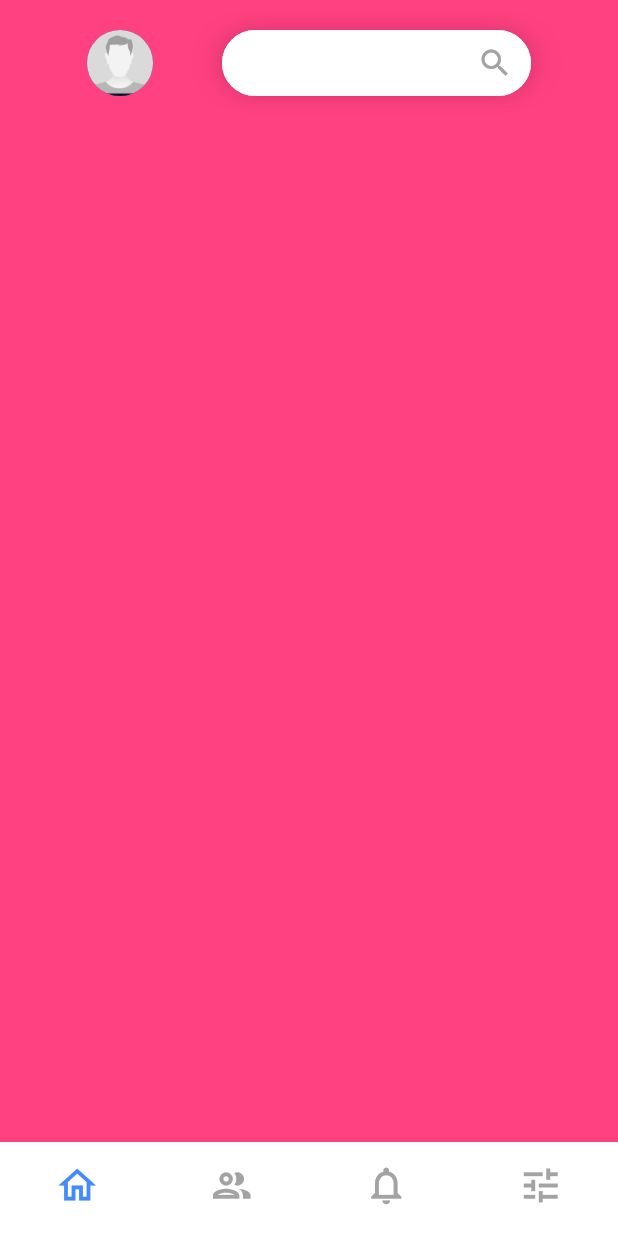
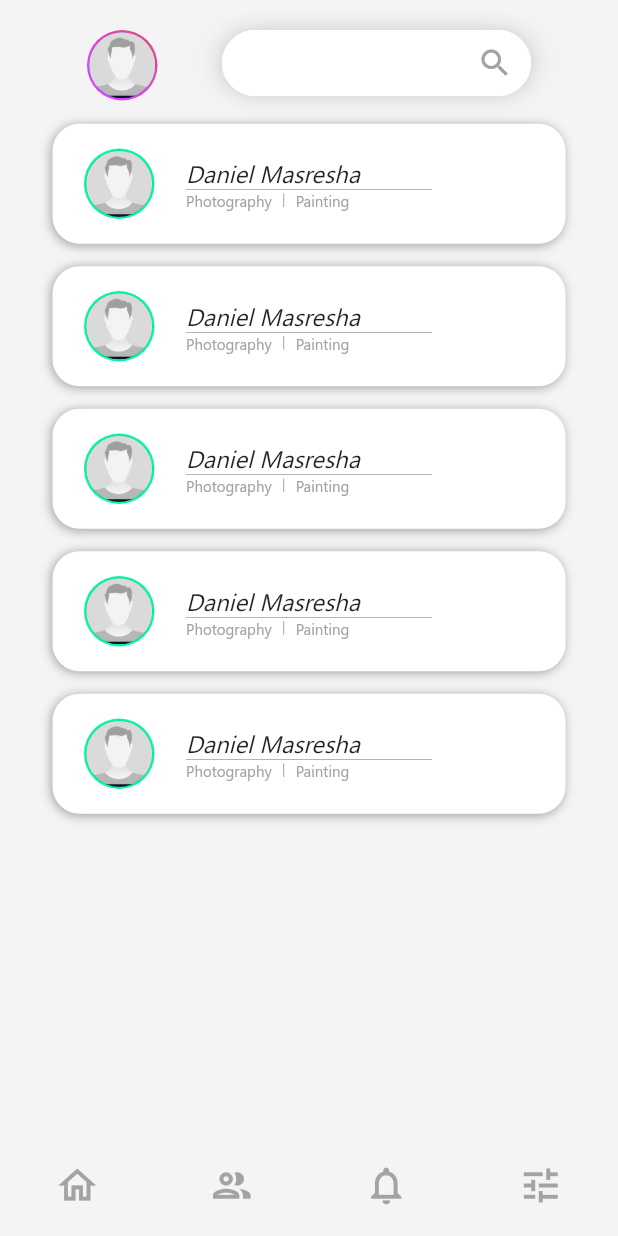
Before and after one commit to abene42/intern, a Flutter app: the screen it shows after launch, on a phone screen of 412 x 824 dp. Run offline on Flutter 3.47's test engine with Material 2 defaults, Android fonts, the phone set to English and light mode, and no system bars; our stand-ins replace get; missing offline and left inert: colorful_safe_area.

Commit message:
feat: search result section and card with their animations

```diff
--- a/lib/pages/search-page/search_page.dart
+++ b/lib/pages/search-page/search_page.dart
@@ -1,30 +1,42 @@
 import 'package:colorful_safe_area/colorful_safe_area.dart';
 import 'package:flutter/material.dart';
 import 'package:get/get.dart';
+import 'package:intern/pages/search-page/search_page_controller.dart';
+import 'package:intern/widgets/profile_photo_avatar/profile_photo_avatar.dart';
 import 'package:intern/widgets/search_bar/search_bar.dart';
+import 'package:intern/widgets/search_result_section/search_result_section.dart';
 
 class SearchPage extends StatefulWidget {
-  SearchPage({Key? key}) : super(key: key);
+  const SearchPage({Key? key}) : super(key: key);
 
   @override
   State<SearchPage> createState() => _SearchPageState();
 }
 
-class _SearchPageState extends State<SearchPage> {
+class _SearchPageState extends State<SearchPage> with TickerProviderStateMixin {
+  late AnimationController _animationController;
+  late final SearchPageController _searchPageController;
+
+  @override
+  void initState() {
+    // TODO: implement initState
+    _animationController = AnimationController(
+        duration: const Duration(milliseconds: 800), vsync: this);
+    _searchPageController =
+        SearchPageController(animationController: _animationController);
+    super.initState();
+  }
+
   @override
   Widget build(BuildContext context) {
     return ColorfulSafeArea(
-      color: Colors.white,
+      color: const Color(0xffF4F4F4),
       child: Scaffold(
-        backgroundColor: Colors.white,
-        body: SingleChildScrollView(
-          child: Stack(
+        backgroundColor: const Color(0xffF4F4F4),
+        body: Stack(
           children: [
-              Container(
-                color: Colors.pinkAccent,
-                width: Get.width,
-                height: Get.height,
-                // margin: EdgeInsets.only(top: 80),
+            SearchResultSection(
+              searchPageController: _searchPageController,
             ),
             Container(
               width: Get.width,
@@ -34,18 +46,22 @@ class _SearchPageState extends State<SearchPage> {
                 crossAxisAlignment: CrossAxisAlignment.start,
                 children: [
                   Row(
-                      children: const [
-                        CircleAvatar(
-                          backgroundImage: AssetImage(
-                              'assets/images/person_placeholder.png'),
-                          radius: 22,
+                    children: [
+                      ProfilePhotoAvatar(
+                        imageUrl: 'assets/images/person_placeholder.png',
+                        colors: const [
+                          Colors.purpleAccent,
+                          Colors.red,
+                        ],
                       ),
                     ],
                   ),
                   Row(
                     mainAxisAlignment: MainAxisAlignment.spaceBetween,
-                      children: const [
-                        SearchBar(),
+                    children: [
+                      SearchBar(
+                        searchPageController: _searchPageController,
+                      ),
                     ],
                   ),
                 ],
@@ -53,14 +69,13 @@ class _SearchPageState extends State<SearchPage> {
             ),
           ],
         ),
-        ),
         resizeToAvoidBottomInset: true,
         bottomNavigationBar: BottomNavigationBar(
           backgroundColor: Colors.transparent,
           elevation: 0,
           type: BottomNavigationBarType.fixed,
-          selectedItemColor: Colors.blueAccent,
-          unselectedItemColor: Color(0xffA3A3A3),
+          selectedItemColor: const Color(0xffA3A3A3),
+          unselectedItemColor: const Color(0xffA3A3A3),
           iconSize: 30,
           showSelectedLabels: false,
           showUnselectedLabels: false,
--- /dev/null
+++ b/lib/pages/search-page/search_page_controller.dart
@@ -0,0 +1,54 @@
+import 'package:flutter/material.dart';
+import 'package:get/get.dart';
+
+class SearchPageController extends GetxController {
+  // State variable for the searching state
+  var isSearching = false.obs;
+
+  // Focus node for search bar text field
+  late FocusNode focusNode = FocusNode();
+  late TextEditingController searchFieldController = TextEditingController();
+
+  // Animation controller for all animations happening on the search page
+  AnimationController animationController;
+
+  SearchPageController({required this.animationController});
+
+  // Toggle the isSearching state variable
+  toggleIsSearching() {
+    isSearching.value = !isSearching.value;
+    if (isSearching.isTrue) {
+      playAnimationForward();
+    } else {
+      playAnimationReverse();
+    }
+  }
+
+  // Animation for the search recommendations to pop out
+  void playAnimationForward() async {
+    try {
+      focusNode.requestFocus();
+      await animationController.forward().orCancel;
+      isSearching.value = true;
+    } on TickerCanceled {
+      // the animation got canceled, probably because it was disposed of
+    }
+  }
+
+  // Animation for the search recommendations to pop back in
+  void playAnimationReverse() async {
+    try {
+      await animationController.reverse().orCancel;
+      isSearching.value = false;
+      focusNode.unfocus();
+    } on TickerCanceled {
+      // the animation got canceled, probably because it was disposed of
+    }
+  }
+
+  // Sets the text field value to the clicked text and removes the search recommendations
+  searchItemClicked({required String text}) {
+    playAnimationReverse();
+    searchFieldController.text = text;
+  }
+}
--- /dev/null
+++ b/lib/widgets/profile_photo_avatar/profile_photo_avatar.dart
@@ -0,0 +1,28 @@
+import 'package:flutter/material.dart';
+
+class ProfilePhotoAvatar extends StatelessWidget {
+  final String imageUrl;
+  List<Color> colors;
+
+  ProfilePhotoAvatar({Key? key, required this.imageUrl, required this.colors})
+      : super(key: key);
+
+  @override
+  Widget build(BuildContext context) {
+    return Container(
+      padding: const EdgeInsets.all(1.5),
+      decoration: BoxDecoration(
+        gradient: LinearGradient(
+          colors: colors,
+          begin: const Alignment(0, 1),
+          end: const Alignment(2, -1),
+        ),
+        borderRadius: BorderRadius.circular(100),
+      ),
+      child: CircleAvatar(
+        backgroundImage: AssetImage(imageUrl),
+        radius: 22,
+      ),
+    );
+  }
+}
--- a/lib/widgets/search_bar/search_bar.dart
+++ b/lib/widgets/search_bar/search_bar.dart
@@ -1,9 +1,10 @@
 import 'package:flutter/material.dart';
-import 'package:get/get.dart';
-import 'package:intern/widgets/search_bar/search_controller.dart';
+import 'package:intern/pages/search-page/search_page_controller.dart';
 
 class SearchBar extends StatefulWidget {
-  const SearchBar({Key? key}) : super(key: key);
+  final SearchPageController searchPageController;
+  const SearchBar({Key? key, required this.searchPageController})
+      : super(key: key);
 
   @override
   _SearchBarState createState() => _SearchBarState();
@@ -13,22 +14,20 @@ class _SearchBarState extends State<SearchBar> with TickerProviderStateMixin {
   late final Animation<double> height;
   late final Animation<double> opacity;
   late final Animation<EdgeInsets> textAlignment;
-  late AnimationController _animationController;
-  SearchController searchController = SearchController();
-
+  late SearchPageController searchPageController = widget.searchPageController;
   @override
   void initState() {
     // TODO: implement initState
-    super.initState();
+    searchPageController = widget.searchPageController;
 
     //Focus node for the text field
-    searchController.focusNode = FocusNode();
+    searchPageController.focusNode = FocusNode();
 
     // Controller for the text field
-    searchController.searchFieldController = TextEditingController();
+    searchPageController.searchFieldController = TextEditingController();
 
     // Animation Controller
-    _animationController = AnimationController(
+    searchPageController.animationController = AnimationController(
         duration: const Duration(milliseconds: 800), vsync: this);
 
     // Height animation for the texts
@@ -37,7 +36,7 @@ class _SearchBarState extends State<SearchBar> with TickerProviderStateMixin {
       end: 130,
     ).animate(
       CurvedAnimation(
-        parent: _animationController,
+        parent: searchPageController.animationController,
         curve: const Interval(
           0.0,
           0.400,
@@ -52,7 +51,7 @@ class _SearchBarState extends State<SearchBar> with TickerProviderStateMixin {
       end: 1.0,
     ).animate(
       CurvedAnimation(
-        parent: _animationController,
+        parent: searchPageController.animationController,
         curve: const Interval(
           0.401,
           0.600,
@@ -67,7 +66,7 @@ class _SearchBarState extends State<SearchBar> with TickerProviderStateMixin {
       end: const EdgeInsets.only(left: 36),
     ).animate(
       CurvedAnimation(
-        parent: _animationController,
+        parent: searchPageController.animationController,
         curve: const Interval(
           0.401,
           0.600,
@@ -75,20 +74,23 @@ class _SearchBarState extends State<SearchBar> with TickerProviderStateMixin {
         ),
       ),
     );
+
+    super.initState();
   }
 
   @override
   void dispose() {
     // TODO: implement dispose
     super.dispose();
-    _animationController.dispose();
-    searchController.focusNode.dispose();
+    searchPageController.animationController.dispose();
+    searchPageController.focusNode.dispose();
   }
 
   @override
   Widget build(BuildContext context) {
     return AnimatedBuilder(
-        animation: _animationController, builder: _buildAnimation);
+        animation: searchPageController.animationController,
+        builder: _buildAnimation);
   }
 
   Widget _buildAnimation(BuildContext context, Widget? child) {
@@ -112,7 +114,7 @@ class _SearchBarState extends State<SearchBar> with TickerProviderStateMixin {
             padding: textAlignment.value,
             height: height.value,
             width: 206,
-            margin: EdgeInsets.only(top: 22),
+            margin: const EdgeInsets.only(top: 22),
             decoration: const BoxDecoration(
               color: Colors.white,
               borderRadius: BorderRadius.only(
@@ -129,8 +131,8 @@ class _SearchBarState extends State<SearchBar> with TickerProviderStateMixin {
                 crossAxisAlignment: CrossAxisAlignment.start,
                 children: [
                   InkWell(
-                    onTap: () => searchController.searchItemClicked(
-                        text: '#Nearby', controller: _animationController),
+                    onTap: () =>
+                        searchPageController.searchItemClicked(text: '#Nearby'),
                     child: const Text(
                       '#Nearby',
                       style: TextStyle(
@@ -144,8 +146,8 @@ class _SearchBarState extends State<SearchBar> with TickerProviderStateMixin {
                     thickness: 1,
                   ),
                   InkWell(
-                    onTap: () => searchController.searchItemClicked(
-                        text: '#Home', controller: _animationController),
+                    onTap: () =>
+                        searchPageController.searchItemClicked(text: '#Home'),
                     child: const Text(
                       '#Home',
                       style: TextStyle(
@@ -175,9 +177,17 @@ class _SearchBarState extends State<SearchBar> with TickerProviderStateMixin {
                 ],
                 borderRadius: BorderRadius.circular(40),
               ),
+              child: Focus(
+                onFocusChange: (focus) => focus
+                    ? searchPageController.playAnimationForward()
+                    : searchPageController.playAnimationReverse(),
                 child: TextFormField(
-                focusNode: searchController.focusNode,
-                controller: searchController.searchFieldController,
+                  focusNode: searchPageController.focusNode,
+                  controller: searchPageController.searchFieldController,
+                  style: const TextStyle(
+                    fontSize: 12,
+                    color: Color(0xffA3A3A3),
+                  ),
                   decoration: InputDecoration(
                     filled: true,
                     fillColor: Colors.white,
@@ -188,13 +198,7 @@ class _SearchBarState extends State<SearchBar> with TickerProviderStateMixin {
                         splashColor: Colors.transparent,
                         splashRadius: 0.1,
                         onPressed: () {
-                        searchController.isSearching.isTrue
-                            ? searchController.playAnimationReverse(
-                                focusNode: searchController.focusNode,
-                                controller: _animationController)
-                            : searchController.playAnimationForward(
-                                focusNode: searchController.focusNode,
-                                controller: _animationController);
+                          searchPageController.toggleIsSearching();
                         }),
                     enabledBorder: OutlineInputBorder(
                       borderRadius: BorderRadius.circular(40),
@@ -219,6 +223,7 @@ class _SearchBarState extends State<SearchBar> with TickerProviderStateMixin {
                   ),
                 ),
               ),
+            ),
           ],
         ),
       ],
--- a/lib/widgets/search_bar/search_controller.dart
+++ b/lib/widgets/search_bar/search_controller.dart
@@ -1,41 +1,3 @@
-import 'package:flutter/cupertino.dart';
 import 'package:get/get.dart';
 
-class SearchController extends GetxController {
-  var isSearching = false.obs;
-  late FocusNode focusNode = FocusNode();
-  late TextEditingController searchFieldController = TextEditingController();
-
-  // Animation for the search recommendations to pop out
-  void playAnimationForward(
-      {required FocusNode focusNode,
-      required AnimationController controller}) async {
-    try {
-      focusNode.requestFocus();
-      await controller.forward().orCancel;
-      isSearching.value = true;
-    } on TickerCanceled {
-      // the animation got canceled, probably because it was disposed of
-    }
-  }
-
-  // Animation for the search recommendations to pop back in
-  void playAnimationReverse(
-      {required FocusNode focusNode,
-      required AnimationController controller}) async {
-    try {
-      await controller.reverse().orCancel;
-      isSearching.value = false;
-      focusNode.unfocus();
-    } on TickerCanceled {
-      // the animation got canceled, probably because it was disposed of
-    }
-  }
-
-  // Sets the text field value to the clicked text and removes the search recommendations
-  searchItemClicked(
-      {required String text, required AnimationController controller}) {
-    playAnimationReverse(focusNode: focusNode, controller: controller);
-    searchFieldController.text = text;
-  }
-}
+class SearchController extends GetxController {}
--- /dev/null
+++ b/lib/widgets/search_result_card/search_result_card.dart
@@ -0,0 +1,168 @@
+import 'package:flutter/material.dart';
+import 'package:intern/pages/search-page/search_page_controller.dart';
+import 'package:intern/widgets/profile_photo_avatar/profile_photo_avatar.dart';
+
+class SearchResultCard extends StatefulWidget {
+  final SearchPageController searchPageController;
+  const SearchResultCard({Key? key, required this.searchPageController})
+      : super(key: key);
+
+  @override
+  State<SearchResultCard> createState() => _SearchResultCardState();
+}
+
+class _SearchResultCardState extends State<SearchResultCard>
+    with TickerProviderStateMixin {
+  late final Animation<double> opacity;
+  late final Animation<EdgeInsets> textAlignment;
+  late final SearchPageController searchPageController;
+  late AnimationController _animationController;
+
+  @override
+  void initState() {
+    // TODO: implement initState
+    super.initState();
+
+    searchPageController = widget.searchPageController;
+    _animationController = AnimationController(
+        vsync: this,
+        duration: const Duration(milliseconds: 400),
+        reverseDuration: const Duration(milliseconds: 100));
+
+    // Opacity animation for the texts
+    opacity = Tween<double>(
+      begin: 0.0,
+      end: 1.0,
+    ).animate(
+      CurvedAnimation(
+        parent: _animationController,
+        curve: const Interval(
+          0.000,
+          0.400,
+          curve: Curves.ease,
+        ),
+      ),
+    );
+
+    // Alignment animation for the texts
+    textAlignment = Tween<EdgeInsets>(
+      begin: const EdgeInsets.only(top: 60, left: 94),
+      end: const EdgeInsets.only(top: 30, left: 94),
+    ).animate(
+      CurvedAnimation(
+        parent: _animationController,
+        curve: const Interval(
+          0.001,
+          0.400,
+          curve: Curves.easeIn,
+        ),
+      ),
+    );
+
+    _animationController.forward();
+
+    searchPageController.isSearching.listen((isSearching) {
+      isSearching
+          ? _animationController.reverse().orCancel
+          : _animationController.forward().orCancel;
+    });
+  }
+
+  @override
+  Widget build(BuildContext context) {
+    return AnimatedBuilder(
+        animation: _animationController,
+        builder: buildSearchResultsCardWithAnimation);
+  }
+
+  Widget buildSearchResultsCardWithAnimation(
+      BuildContext context, Widget? child) {
+    return Opacity(
+      opacity: opacity.value,
+      child: Stack(
+        children: [
+          Container(
+            width: double.infinity,
+            height: 80,
+            margin: const EdgeInsets.symmetric(vertical: 7.5, horizontal: 5),
+            decoration: BoxDecoration(
+              borderRadius: BorderRadius.circular(18),
+              color: Colors.white,
+              boxShadow: const [
+                BoxShadow(
+                  color: Color(0xffA3A3A3),
+                  offset: Offset(-1, 1),
+                  blurRadius: 5,
+                ),
+              ],
+            ),
+            child: Row(
+              children: [
+                Container(
+                  padding: EdgeInsets.only(left: 21),
+                  child: ProfilePhotoAvatar(
+                    colors: const [
+                      Color(0xff00FA9A),
+                      Color(0xff00FA9A),
+                    ],
+                    imageUrl: 'assets/images/person_placeholder.png',
+                  ),
+                ),
+              ],
+            ),
+          ),
+          Container(
+            padding: textAlignment.value,
+            // color: Colors.deepPurple,
+            child: Column(
+              mainAxisAlignment: MainAxisAlignment.center,
+              crossAxisAlignment: CrossAxisAlignment.start,
+              children: [
+                const Text(
+                  'Daniel Masresha',
+                  style: TextStyle(
+                    fontSize: 16,
+                    fontWeight: FontWeight.w100,
+                    fontStyle: FontStyle.italic,
+                  ),
+                  textAlign: TextAlign.left,
+                ),
+                const Divider(
+                  thickness: 0.2,
+                  color: Colors.black,
+                  endIndent: 94,
+                  height: 1,
+                ),
+                IntrinsicHeight(
+                  child: Row(
+                    children: const [
+                      Text(
+                        'Photography',
+                        style: TextStyle(
+                          color: Color(0xffA3A3A3),
+                          fontSize: 10,
+                        ),
+                      ),
+                      VerticalDivider(
+                        color: Color(0xffA3A3A3),
+                        indent: 2,
+                        endIndent: 2,
+                      ),
+                      Text(
+                        'Painting',
+                        style: TextStyle(
+                          color: Color(0xffA3A3A3),
+                          fontSize: 10,
+                        ),
+                      ),
+                    ],
+                  ),
+                )
+              ],
+            ),
+          )
+        ],
+      ),
+    );
+  }
+}
--- /dev/null
+++ b/lib/widgets/search_result_card/search_result_card_controller.dart
@@ -0,0 +1,47 @@
+import 'package:flutter/animation.dart';
+import 'package:flutter/material.dart';
+import 'package:get/get.dart';
+
+class SearchResultCardController extends GetxController {
+  late final Animation<double> opacity;
+  late final Animation<EdgeInsets> textAlignment;
+  late final AnimationController animationController;
+
+  SearchResultCardController({required this.animationController});
+
+  @override
+  void onInit() {
+    // TODO: implement onInit
+    super.onInit();
+
+    // Opacity animation for the texts
+    opacity = Tween<double>(
+      begin: 0.0,
+      end: 1.0,
+    ).animate(
+      CurvedAnimation(
+        parent: animationController,
+        curve: const Interval(
+          0.401,
+          0.600,
+          curve: Curves.ease,
+        ),
+      ),
+    );
+
+    // Alignment animation for the texts
+    textAlignment = Tween<EdgeInsets>(
+      begin: const EdgeInsets.only(top: 60, left: 94),
+      end: const EdgeInsets.only(top: 30, left: 94),
+    ).animate(
+      CurvedAnimation(
+        parent: animationController,
+        curve: const Interval(
+          0.401,
+          0.600,
+          curve: Curves.easeIn,
+        ),
+      ),
+    );
+  }
+}
--- /dev/null
+++ b/lib/widgets/search_result_section/search_result_section.dart
@@ -0,0 +1,43 @@
+import 'package:flutter/material.dart';
+import 'package:get/get.dart';
+import 'package:intern/pages/search-page/search_page_controller.dart';
+import 'package:intern/widgets/search_result_card/search_result_card.dart';
+
+class SearchResultSection extends StatelessWidget {
+  final SearchPageController searchPageController;
+
+  const SearchResultSection({Key? key, required this.searchPageController})
+      : super(key: key);
+
+  @override
+  Widget build(BuildContext context) {
+    return Container(
+      // color: Colors.pink,
+      width: Get.width,
+      height: double.maxFinite,
+      margin: const EdgeInsets.only(top: 75),
+      padding: const EdgeInsets.symmetric(horizontal: 30),
+      child: SingleChildScrollView(
+        child: Column(
+          children: [
+            SearchResultCard(
+              searchPageController: searchPageController,
+            ),
+            SearchResultCard(
+              searchPageController: searchPageController,
+            ),
+            SearchResultCard(
+              searchPageController: searchPageController,
+            ),
+            SearchResultCard(
+              searchPageController: searchPageController,
+            ),
+            SearchResultCard(
+              searchPageController: searchPageController,
+            ),
+          ],
+        ),
+      ),
+    );
+  }
+}
```
Lines whose indentation alone changed are shown as unchanged.
